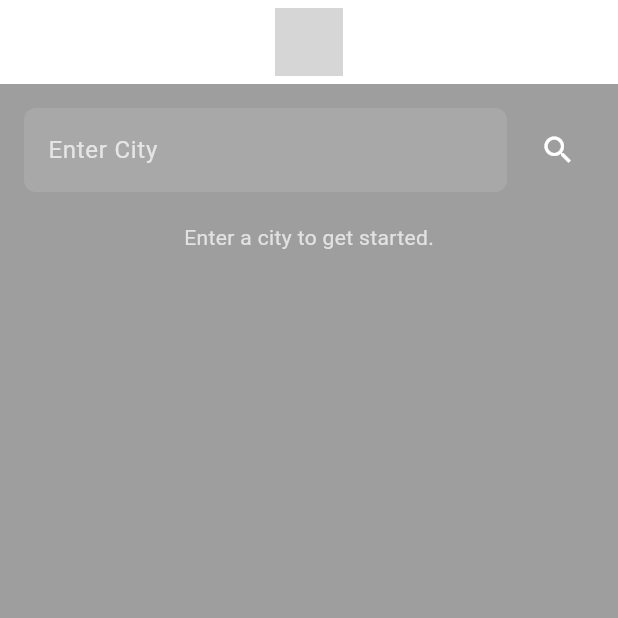
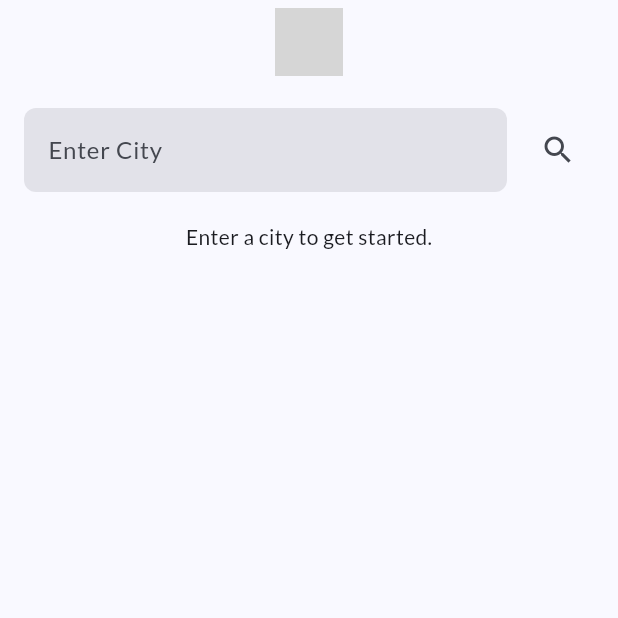
Before and after one commit to ogaroh/cs_weather_app, a Flutter app: the screen it shows after launch, on a phone screen of 412 x 824 dp, the top half of it. Run offline on Flutter 3.47's test engine with Material 3 defaults, Android fonts, the phone set to English and light mode, and no system bars; our stand-ins replace bloc, dio, equatable, flutter_bloc, flutter_dotenv, flutter_svg and 1 more; generated files the repository leaves out were written again; grey boxes are pictures that could not be loaded.

Commit message:
add custom text theme and update app styling

```diff
--- a/lib/app/view/app.dart
+++ b/lib/app/view/app.dart
@@ -2,6 +2,8 @@ import 'package:assessment/blocs/weather_bloc.dart';
 import 'package:assessment/l10n/l10n.dart';
 import 'package:assessment/screens/weather_screen.dart';
 import 'package:assessment/services/weather_repository.dart';
+import 'package:assessment/theme/theme.dart';
+import 'package:assessment/theme/util.dart';
 import 'package:flutter/material.dart';
 import 'package:flutter_bloc/flutter_bloc.dart';
 
@@ -10,6 +12,12 @@ class App extends StatelessWidget {
 
   @override
   Widget build(BuildContext context) {
+    final brightness = View.of(context).platformDispatcher.platformBrightness;
+
+    final textTheme = createTextTheme(context, 'Lato', 'Lato');
+
+    final theme = MaterialTheme(textTheme);
+
     return MultiBlocProvider(
       providers: [
         BlocProvider(
@@ -17,13 +25,7 @@ class App extends StatelessWidget {
         ),
       ],
       child: MaterialApp(
-        theme: ThemeData(
-          appBarTheme: AppBarTheme(
-            backgroundColor: Theme.of(context).colorScheme.inversePrimary,
-          ),
-          useMaterial3: true,
-          primarySwatch: Colors.blue,
-        ),
+        theme: brightness == Brightness.light ? theme.light() : theme.dark(),
         localizationsDelegates: AppLocalizations.localizationsDelegates,
         supportedLocales: AppLocalizations.supportedLocales,
         home: const WeatherScreen(),
--- a/lib/screens/weather_screen.dart
+++ b/lib/screens/weather_screen.dart
@@ -19,9 +19,7 @@ class _WeatherScreenState extends State<WeatherScreen> {
   @override
   Widget build(BuildContext context) {
     return Scaffold(
-      backgroundColor: Colors.grey,
       appBar: AppBar(
-        backgroundColor: Colors.white,
         title: Padding(
           padding: const EdgeInsets.all(16),
           child: Image.asset(
@@ -44,12 +42,9 @@ class _WeatherScreenState extends State<WeatherScreen> {
                   Expanded(
                     child: TextField(
                       controller: _cityController,
-                      style: const TextStyle(color: Colors.white),
                       decoration: InputDecoration(
                         hintText: 'Enter City',
-                        hintStyle: const TextStyle(color: Colors.white70),
                         filled: true,
-                        fillColor: Colors.white10,
                         border: OutlineInputBorder(
                           borderRadius: BorderRadius.circular(8),
                           borderSide: BorderSide.none,
@@ -65,7 +60,7 @@ class _WeatherScreenState extends State<WeatherScreen> {
                         context.read<WeatherBloc>().add(FetchWeather(city));
                       }
                     },
-                    icon: const Icon(Icons.search, color: Colors.white),
+                    icon: const Icon(Icons.search),
                   ),
                 ],
               ),
@@ -75,7 +70,7 @@ class _WeatherScreenState extends State<WeatherScreen> {
                 builder: (context, state) {
                   if (state is WeatherLoading) {
                     return const Center(
-                      child: CircularProgressIndicator(color: Colors.white),
+                      child: CircularProgressIndicator.adaptive(),
                     );
                   } else if (state is WeatherLoaded) {
                     // Current Weather
@@ -96,16 +91,14 @@ class _WeatherScreenState extends State<WeatherScreen> {
                               style: const TextStyle(
                                 fontSize: 24,
                                 fontWeight: FontWeight.bold,
-                                color: Colors.white,
                               ),
                             ),
                             const SizedBox(height: 10),
                             Text(
-                              '${state.weatherData['main']['temp']}°C',
+                              '${double.parse(state.weatherData['main']['temp'].toString()).toStringAsFixed(0)}°C',
                               style: const TextStyle(
                                 fontSize: 64,
                                 fontWeight: FontWeight.bold,
-                                color: Colors.white,
                               ),
                             ),
                             const SizedBox(height: 10),
@@ -115,7 +108,6 @@ class _WeatherScreenState extends State<WeatherScreen> {
                               style: const TextStyle(
                                 fontSize: 18,
                                 fontWeight: FontWeight.w300,
-                                color: Colors.white,
                               ),
                             ),
                             const SizedBox(height: 20),
@@ -136,7 +128,7 @@ class _WeatherScreenState extends State<WeatherScreen> {
                                     child: Column(
                                       children: [
                                         Text(
-                                          '${forecast['main']['temp']}°C',
+                                          '${double.parse(forecast['main']['temp'].toString()).toStringAsFixed(0)}°C',
                                           style: const TextStyle(
                                             color: Colors.white,
                                           ),
@@ -144,8 +136,8 @@ class _WeatherScreenState extends State<WeatherScreen> {
                                         const SizedBox(height: 5),
                                         SvgPicture.asset(
                                           'assets/images/svg/cloudy.svg',
-                                          colorFilter: const ColorFilter.mode(
-                                            Colors.white,
+                                          colorFilter: ColorFilter.mode(
+                                            Colors.blue.shade900,
                                             BlendMode.srcIn,
                                           ),
                                           height: 40,
@@ -155,9 +147,7 @@ class _WeatherScreenState extends State<WeatherScreen> {
                                           forecast['dt_txt']
                                               .split(' ')[1]
                                               .toString(),
-                                          style: const TextStyle(
-                                            color: Colors.white70,
-                                          ),
+                                          style: const TextStyle(),
                                         ),
                                       ],
                                     ),
@@ -171,7 +161,6 @@ class _WeatherScreenState extends State<WeatherScreen> {
                             Container(
                               padding: const EdgeInsets.all(16),
                               decoration: BoxDecoration(
-                                color: Colors.white.withOpacity(0.1),
                                 borderRadius: BorderRadius.circular(12),
                               ),
                               child: Column(
@@ -181,7 +170,6 @@ class _WeatherScreenState extends State<WeatherScreen> {
                                     style: TextStyle(
                                       fontSize: 20,
                                       fontWeight: FontWeight.bold,
-                                      color: Colors.white,
                                     ),
                                   ),
                                   const SizedBox(height: 10),
@@ -190,17 +178,16 @@ class _WeatherScreenState extends State<WeatherScreen> {
                                         MainAxisAlignment.spaceBetween,
                                     children: [
                                       Text(
-                                        '${tomorrowForecast['main']['temp_min']}°C / ${tomorrowForecast['main']['temp_max']}°C',
+                                        '${double.parse(tomorrowForecast['main']['temp_min'].toString()).toStringAsFixed(0)}°C / ${double.parse(tomorrowForecast['main']['temp_max'].toString()).toStringAsFixed(0)}°C',
                                         style: const TextStyle(
                                           fontSize: 18,
                                           fontWeight: FontWeight.w500,
-                                          color: Colors.white,
                                         ),
                                       ),
                                       SvgPicture.asset(
                                         'assets/images/svg/cloudy.svg',
-                                        colorFilter: const ColorFilter.mode(
-                                          Colors.white,
+                                        colorFilter: ColorFilter.mode(
+                                          Colors.blue.shade900,
                                           BlendMode.srcIn,
                                         ),
                                         height: 40,
@@ -209,9 +196,7 @@ class _WeatherScreenState extends State<WeatherScreen> {
                                         tomorrowForecast['weather'][0]
                                                 ['description']
                                             .toString(),
-                                        style: const TextStyle(
-                                          color: Colors.white70,
-                                        ),
+                                        style: const TextStyle(),
                                       ),
                                     ],
                                   ),
@@ -233,7 +218,6 @@ class _WeatherScreenState extends State<WeatherScreen> {
                   return const Center(
                     child: Text(
                       'Enter a city to get started.',
-                      style: TextStyle(color: Colors.white70),
                     ),
                   );
                 },
--- /dev/null
+++ b/lib/theme/util.dart
@@ -0,0 +1,22 @@
+import 'package:flutter/material.dart';
+import 'package:google_fonts/google_fonts.dart';
+
+TextTheme createTextTheme(
+  BuildContext context,
+  String bodyFontString,
+  String displayFontString,
+) {
+  final baseTextTheme = Theme.of(context).textTheme;
+  final bodyTextTheme = GoogleFonts.getTextTheme(bodyFontString, baseTextTheme);
+  final displayTextTheme =
+      GoogleFonts.getTextTheme(displayFontString, baseTextTheme);
+  final textTheme = displayTextTheme.copyWith(
+    bodyLarge: bodyTextTheme.bodyLarge,
+    bodyMedium: bodyTextTheme.bodyMedium,
+    bodySmall: bodyTextTheme.bodySmall,
+    labelLarge: bodyTextTheme.labelLarge,
+    labelMedium: bodyTextTheme.labelMedium,
+    labelSmall: bodyTextTheme.labelSmall,
+  );
+  return textTheme;
+}
```
Also changed, not shown: lib/theme/theme.dart (added, +385 -0 lines).
